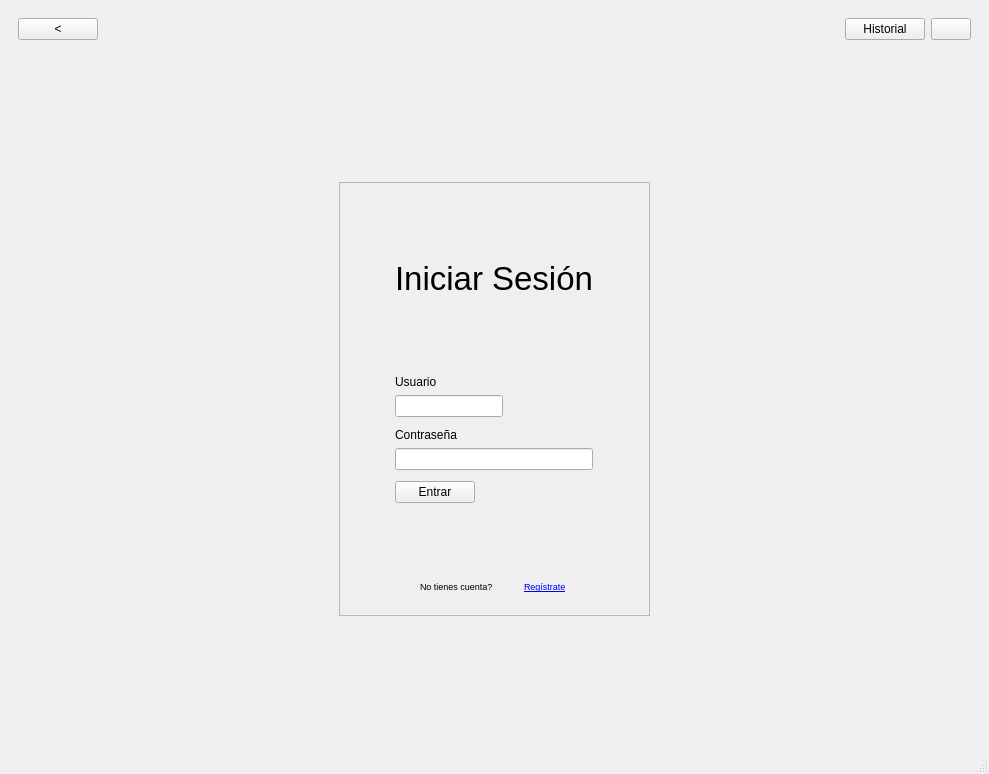
Old version of the form proyecto/mainwindow.ui in the repository anaasemad/IHM_carta.
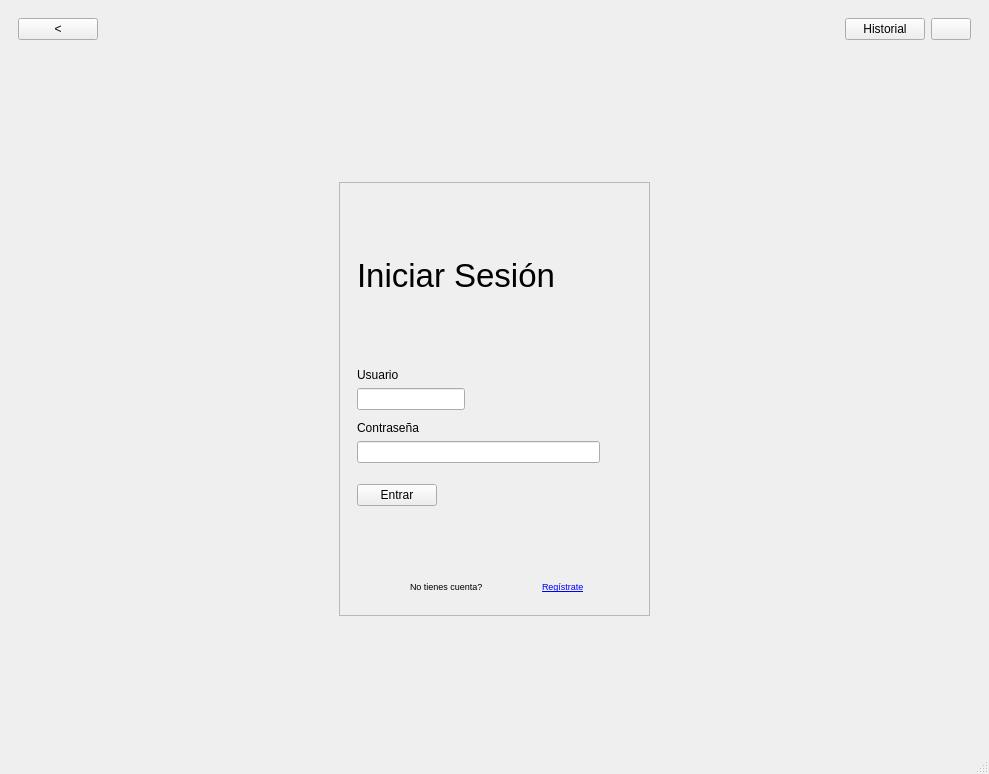
New version of the form. The open tabs and pages were chosen to show the change. Icons and pictures are not drawn.

Commit message: calendario y botón password

The edit to the form file:
```diff
--- a/proyecto/mainwindow.ui
+++ b/proyecto/mainwindow.ui
@@ -145,77 +145,13 @@
              <property name="frameShadow">
               <enum>QFrame::Shadow::Raised</enum>
              </property>
-             <layout class="QGridLayout" name="gridLayout_4" rowstretch="0,0,0,0,0,0,0,0,0,0,0,0,0">
+             <layout class="QGridLayout" name="gridLayout_4" rowstretch="0,0,0,0,0,0,0,0,0,0,0,0,0,0">
+              <property name="leftMargin">
+               <number>17</number>
+              </property>
               <property name="topMargin">
                <number>5</number>
               </property>
-              <item row="7" column="0">
-               <widget class="QLineEdit" name="campo_pass">
-                <property name="sizePolicy">
-                 <sizepolicy hsizetype="Ignored" vsizetype="Fixed">
-                  <horstretch>0</horstretch>
-                  <verstretch>0</verstretch>
-                 </sizepolicy>
-                </property>
-                <property name="echoMode">
-                 <enum>QLineEdit::EchoMode::Password</enum>
-                </property>
-               </widget>
-              </item>
-              <item row="4" column="0">
-               <widget class="QLineEdit" name="campo_user">
-                <property name="sizePolicy">
-                 <sizepolicy hsizetype="Fixed" vsizetype="Fixed">
-                  <horstretch>0</horstretch>
-                  <verstretch>0</verstretch>
-                 </sizepolicy>
-                </property>
-               </widget>
-              </item>
-              <item row="1" column="0">
-               <widget class="QLabel" name="et_ini">
-                <property name="sizePolicy">
-                 <sizepolicy hsizetype="Fixed" vsizetype="Fixed">
-                  <horstretch>0</horstretch>
-                  <verstretch>0</verstretch>
-                 </sizepolicy>
-                </property>
-                <property name="font">
-                 <font>
-                  <pointsize>25</pointsize>
-                 </font>
-                </property>
-                <property name="text">
-                 <string>Iniciar Sesión</string>
-                </property>
-               </widget>
-              </item>
-              <item row="10" column="0">
-               <spacer name="verticalSpacer_20">
-                <property name="orientation">
-                 <enum>Qt::Orientation::Vertical</enum>
-                </property>
-                <property name="sizeHint" stdset="0">
-                 <size>
-                  <width>20</width>
-                  <height>40</height>
-                 </size>
-                </property>
-               </spacer>
-              </item>
-              <item row="9" column="0">
-               <widget class="QPushButton" name="boton_entrar">
-                <property name="sizePolicy">
-                 <sizepolicy hsizetype="Fixed" vsizetype="Fixed">
-                  <horstretch>0</horstretch>
-                  <verstretch>0</verstretch>
-                 </sizepolicy>
-                </property>
-                <property name="text">
-                 <string>Entrar</string>
-                </property>
-               </widget>
-              </item>
               <item row="0" column="0">
                <spacer name="verticalSpacer_8">
                 <property name="orientation">
@@ -229,7 +165,7 @@
                 </property>
                </spacer>
               </item>
-              <item row="12" column="0">
+              <item row="13" column="0">
                <layout class="QHBoxLayout" name="horizontalLayout_6">
                 <property name="spacing">
                  <number>6</number>
@@ -285,6 +221,58 @@
                 </item>
                </layout>
               </item>
+              <item row="9" column="0">
+               <spacer name="verticalSpacer_6">
+                <property name="orientation">
+                 <enum>Qt::Orientation::Vertical</enum>
+                </property>
+                <property name="sizeType">
+                 <enum>QSizePolicy::Policy::Preferred</enum>
+                </property>
+                <property name="sizeHint" stdset="0">
+                 <size>
+                  <width>5</width>
+                  <height>15</height>
+                 </size>
+                </property>
+               </spacer>
+              </item>
+              <item row="11" column="0">
+               <spacer name="verticalSpacer_20">
+                <property name="orientation">
+                 <enum>Qt::Orientation::Vertical</enum>
+                </property>
+                <property name="sizeHint" stdset="0">
+                 <size>
+                  <width>20</width>
+                  <height>40</height>
+                 </size>
+                </property>
+               </spacer>
+              </item>
+              <item row="10" column="0">
+               <widget class="QPushButton" name="boton_entrar">
+                <property name="sizePolicy">
+                 <sizepolicy hsizetype="Fixed" vsizetype="Fixed">
+                  <horstretch>0</horstretch>
+                  <verstretch>0</verstretch>
+                 </sizepolicy>
+                </property>
+                <property name="text">
+                 <string>Entrar</string>
+                </property>
+               </widget>
+              </item>
+              <item row="4" column="0">
+               <widget class="QLineEdit" name="campo_user">
+                <property name="sizePolicy">
+                 <sizepolicy hsizetype="Fixed" vsizetype="Fixed">
+                  <horstretch>0</horstretch>
+                  <verstretch>0</verstretch>
+                 </sizepolicy>
+                </property>
+               </widget>
+              </item>
               <item row="2" column="0">
                <spacer name="verticalSpacer_7">
                 <property name="orientation">
@@ -298,6 +286,24 @@
                 </property>
                </spacer>
               </item>
+              <item row="1" column="0">
+               <widget class="QLabel" name="et_ini">
+                <property name="sizePolicy">
+                 <sizepolicy hsizetype="Fixed" vsizetype="Fixed">
+                  <horstretch>0</horstretch>
+                  <verstretch>0</verstretch>
+                 </sizepolicy>
+                </property>
+                <property name="font">
+                 <font>
+                  <pointsize>25</pointsize>
+                 </font>
+                </property>
+                <property name="text">
+                 <string>Iniciar Sesión</string>
+                </property>
+               </widget>
+              </item>
               <item row="6" column="0">
                <widget class="QLabel" name="et_pass">
                 <property name="sizePolicy">
@@ -311,35 +317,6 @@
                 </property>
                </widget>
               </item>
-              <item row="3" column="0">
-               <widget class="QLabel" name="et_user">
-                <property name="sizePolicy">
-                 <sizepolicy hsizetype="Fixed" vsizetype="Fixed">
-                  <horstretch>0</horstretch>
-                  <verstretch>0</verstretch>
-                 </sizepolicy>
-                </property>
-                <property name="text">
-                 <string>Usuario</string>
-                </property>
-               </widget>
-              </item>
-              <item row="8" column="0">
-               <spacer name="verticalSpacer_6">
-                <property name="orientation">
-                 <enum>Qt::Orientation::Vertical</enum>
-                </property>
-                <property name="sizeType">
-                 <enum>QSizePolicy::Policy::Preferred</enum>
-                </property>
-                <property name="sizeHint" stdset="0">
-                 <size>
-                  <width>5</width>
-                  <height>5</height>
-                 </size>
-                </property>
-               </spacer>
-              </item>
               <item row="5" column="0">
                <spacer name="verticalSpacer_21">
                 <property name="orientation">
@@ -356,6 +333,54 @@
                 </property>
                </spacer>
               </item>
+              <item row="3" column="0">
+               <widget class="QLabel" name="et_user">
+                <property name="sizePolicy">
+                 <sizepolicy hsizetype="Fixed" vsizetype="Fixed">
+                  <horstretch>0</horstretch>
+                  <verstretch>0</verstretch>
+                 </sizepolicy>
+                </property>
+                <property name="text">
+                 <string>Usuario</string>
+                </property>
+               </widget>
+              </item>
+              <item row="7" column="0">
+               <layout class="QHBoxLayout" name="horizontalLayout_7" stretch="4,0">
+                <property name="spacing">
+                 <number>0</number>
+                </property>
+                <item>
+                 <widget class="QLineEdit" name="campo_pass">
+                  <property name="sizePolicy">
+                   <sizepolicy hsizetype="Ignored" vsizetype="Fixed">
+                    <horstretch>0</horstretch>
+                    <verstretch>0</verstretch>
+                   </sizepolicy>
+                  </property>
+                  <property name="echoMode">
+                   <enum>QLineEdit::EchoMode::Password</enum>
+                  </property>
+                 </widget>
+                </item>
+                <item>
+                 <widget class="QPushButton" name="pass_visible">
+                  <property name="text">
+                   <string/>
+                  </property>
+                  <property name="icon">
+                   <iconset resource="../resources/imagenes.qrc">
+                    <normaloff>:/img/icons/contrasena_visible.png</normaloff>
+                    <normalon>:/img/icons/contrasena_oculta.png</normalon>:/img/icons/contrasena_visible.png</iconset>
+                  </property>
+                  <property name="flat">
+                   <bool>true</bool>
+                  </property>
+                 </widget>
+                </item>
+               </layout>
+              </item>
              </layout>
             </widget>
            </item>
```
Left out of the diff: 5 changed lines with no effect on the pictures. The commit also changes 15 other files.
